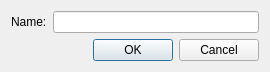
First picture: the form in client/dlgpanelgroupedit.ui, repository tbikfalvi/Belenus, before the edit.
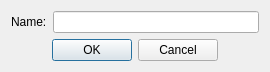
Second picture: the form after the edit.

Diff of the .ui file:
```diff
--- a/client/dlgpanelgroupedit.ui
+++ b/client/dlgpanelgroupedit.ui
@@ -36,6 +36,9 @@
      <property name="standardButtons">
       <set>QDialogButtonBox::Cancel|QDialogButtonBox::Ok</set>
      </property>
+     <property name="centerButtons">
+      <bool>true</bool>
+     </property>
     </widget>
    </item>
   </layout>
```
